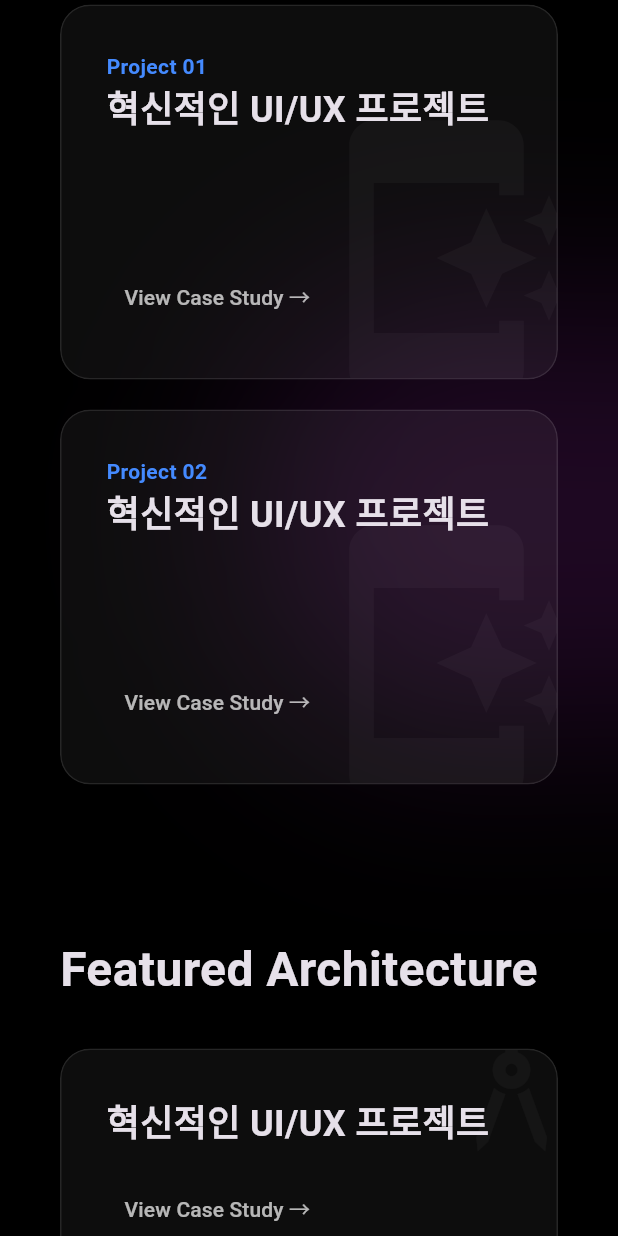
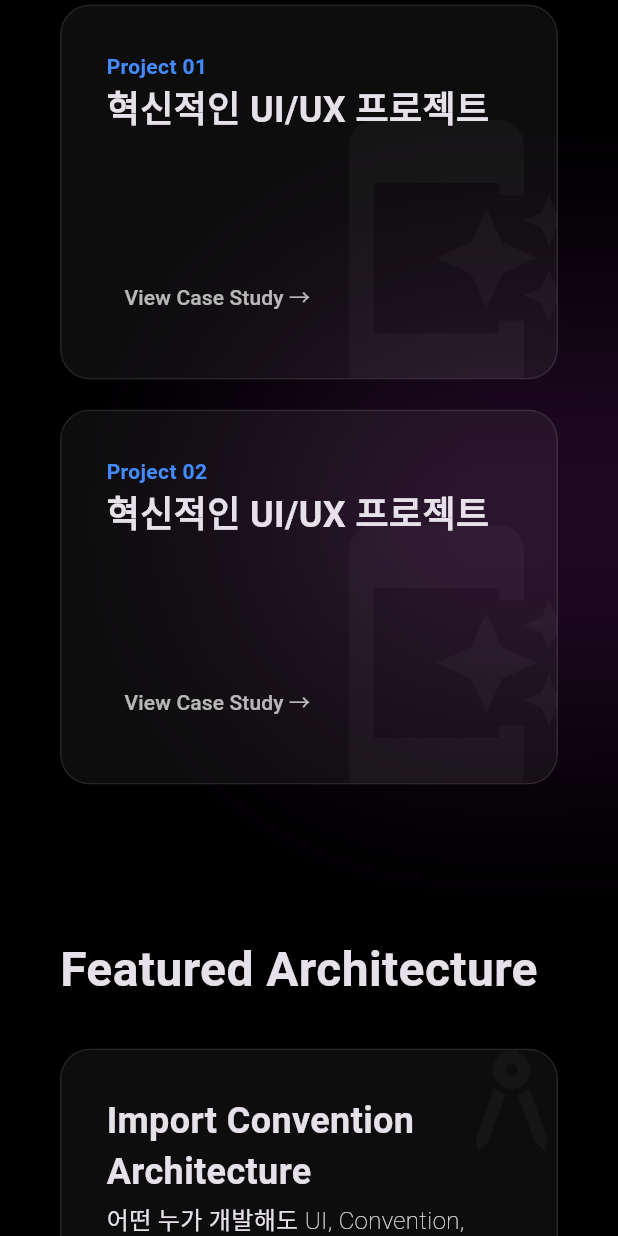
Before and after one commit to fbseongDev/MyPorfolio, a Flutter app: the screen it shows after launch, scrolled down 2304 dp, on a phone screen of 412 x 824 dp. Run offline on Flutter 3.47's test engine with Material 3 defaults, Android fonts, the light colour scheme and no system bars.

Commit message:
feat:: architecture section 모듈화 작업

```diff
--- /dev/null
+++ b/apps/portfolio_web/lib/presentation/ui/details/architecture/import_convention_architecture_detail.dart
@@ -0,0 +1,10 @@
+import 'package:flutter/cupertino.dart';
+
+class ImportConventionArchitectureDetail extends StatelessWidget {
+  const ImportConventionArchitectureDetail({super.key});
+
+  @override
+  Widget build(BuildContext context) {
+    return Container(child: Text('data'));
+  }
+}
--- /dev/null
+++ b/apps/portfolio_web/lib/presentation/ui/details/architecture/ltd_architecture_detail.dart
@@ -0,0 +1,10 @@
+import 'package:flutter/cupertino.dart';
+
+class LtdArchitectureDetail extends StatelessWidget{
+  const LtdArchitectureDetail({super.key});
+
+  @override
+  Widget build(BuildContext context) {
+    return Container();
+  }
+}
--- /dev/null
+++ b/apps/portfolio_web/lib/presentation/ui/ui_model/architecture_ui_model.dart
@@ -0,0 +1,15 @@
+import 'package:flutter/cupertino.dart';
+
+@immutable
+final class ArchitectureUiModel {
+  final String name;
+  final String description;
+
+  final Widget detailPage;
+
+  const ArchitectureUiModel({
+    required this.name,
+    required this.description,
+    required this.detailPage,
+  });
+}
--- a/apps/portfolio_web/lib/presentation/ui/widgets/architecture_grid_section.dart
+++ b/apps/portfolio_web/lib/presentation/ui/widgets/architecture_grid_section.dart
@@ -1,11 +1,21 @@
 import 'package:design_system/design_system.dart';
 import 'package:flutter/material.dart' hide Container, Opacity;
+import 'package:portfolio_web/presentation/ui/details/architecture/import_convention_architecture_detail.dart';
+import 'package:portfolio_web/presentation/ui/ui_model/architecture_ui_model.dart';
 
 /// 아키텍쳐 소개 Section
 class ArchitectureGridSection extends StatelessWidget {
   final double progress;
 
   const ArchitectureGridSection({super.key, required this.progress});
+
+  List<ArchitectureUiModel> get architectures => [
+    ArchitectureUiModel(
+      name: 'Import Convention Architecture',
+      description: '어떤 누가 개발해도 UI, Convention, Code 유지가 가능을 위한 아키텍쳐',
+      detailPage: ImportConventionArchitectureDetail(),
+    ),
+  ];
 
   @override
   Widget build(BuildContext context) {
@@ -19,18 +29,22 @@ class ArchitectureGridSection extends StatelessWidget {
             style: TextStyle(fontSize: 32, fontWeight: FontWeight.bold),
           ),
           const SizedBox(height: 30),
-          _projectListBuilder(progress: progress),
+          _projectListBuilder(progress: progress, architectures: architectures),
         ],
       ),
     );
   }
 
-  Widget _projectListBuilder({required final double progress}) =>
-      ListView.builder(
-        itemCount: 2,
+  Widget _projectListBuilder({
+    required final double progress,
+    required final List<ArchitectureUiModel> architectures,
+  }) => ListView.builder(
+    itemCount: architectures.length,
     shrinkWrap: true,
     physics: NeverScrollableScrollPhysics(),
     itemBuilder: (context, index) {
+      final architecture = architectures[index];
+
       return Opacity(
         opacity: progress,
         child: Container(
@@ -52,16 +66,26 @@ class ArchitectureGridSection extends StatelessWidget {
                 child: Column(
                   crossAxisAlignment: CrossAxisAlignment.start,
                   children: [
-                        const Text(
-                          "혁신적인 UI/UX 프로젝트",
-                          style: TextStyle(
+                    Text(
+                      architecture.name,
+                      style: const TextStyle(
                         fontSize: 24,
                         fontWeight: FontWeight.bold,
                       ),
                     ),
-                        SizedBox(height: 16,),
+                    SizedBox(height: 3),
+                    Text(
+                      architecture.description,
+                      style: const TextStyle(
+                        fontSize: 16,
+                        fontWeight: FontWeight.w100,
+                      ),
+                    ),
+                    SizedBox(height: 16),
                     TextButton(
-                          onPressed: () {},
+                      onPressed: () {
+
+                      },
                       child: const Text(
                         "View Case Study →",
                         style: TextStyle(color: Colors.white70),
```
Lines whose indentation alone changed are shown as unchanged.
